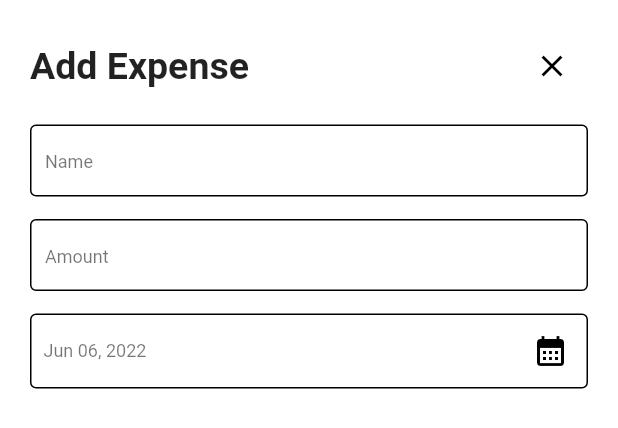
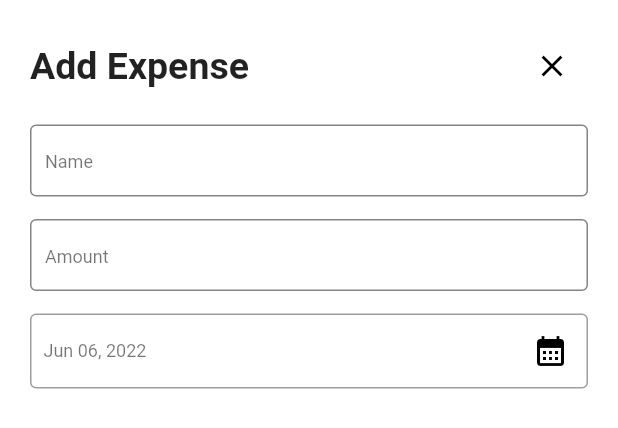
Before and after one commit to kiettruong-bbv/flutter, a Flutter app: the AddExpense widget shown alone on an empty page, opened directly with empty values, on a phone screen of 412 x 824 dp. Shown: the top 428 px of the screen. Run offline on Flutter 3.47's test engine with Material 2 defaults, Android fonts, the phone set to English and light mode, and no system bars; our stand-ins replace cloud_firestore, firebase_core, fl_chart, fluttertoast, localstorage; accounts and stored records are empty; Roboto replaces fonts that are missing (Montserrat).

Commit message:
Fixed UI theme color.

```diff
--- a/expense_notes/lib/model/auth_model.dart
+++ b/expense_notes/lib/model/auth_model.dart
@@ -4,6 +4,7 @@ import 'package:expense_notes/constants/storage_key.dart';
 import 'package:expense_notes/model/expense_model.dart';
 import 'package:expense_notes/model/response/auth_response.dart';
 import 'package:expense_notes/service/auth_repository.dart';
+import 'package:expense_notes/style/theme_manager.dart';
 import 'package:expense_notes/utils/storage_utils.dart';
 import 'package:flutter/material.dart';
 import 'package:provider/provider.dart';
@@ -51,6 +52,7 @@ class AuthModel with ChangeNotifier {
   Future signOut(BuildContext context) async {
     await StorageUtils.deleteItem(StorageKey.auth);
     context.read<ExpenseModel>().clearData();
+    context.read<ThemeManager>().toggleTheme(ThemeMode.light);
     _isSignedIn = false;
     notifyListeners();
   }
--- a/expense_notes/lib/view/auth/sign_in_screen.dart
+++ b/expense_notes/lib/view/auth/sign_in_screen.dart
@@ -60,6 +60,7 @@ class _SignInScreenState extends State<SignInScreen> {
           TextField(
             controller: _emailController,
             style: theme.getDefaultTextStyle()?.copyWith(
+                  color: Colors.black,
                   fontSize: 16,
                   textBaseline: TextBaseline.alphabetic,
                 ),
@@ -85,6 +86,7 @@ class _SignInScreenState extends State<SignInScreen> {
           TextField(
             controller: _passwordController,
             style: theme.getDefaultTextStyle()?.copyWith(
+                  color: Colors.black,
                   fontSize: 16,
                   textBaseline: TextBaseline.alphabetic,
                 ),
--- a/expense_notes/lib/view/auth/sign_up_screen.dart
+++ b/expense_notes/lib/view/auth/sign_up_screen.dart
@@ -64,6 +64,7 @@ class _SignUpScreenState extends State<SignUpScreen> {
           TextField(
             controller: _emailController,
             style: theme.getDefaultTextStyle()?.copyWith(
+                  color: Colors.black,
                   fontSize: 16,
                   textBaseline: TextBaseline.alphabetic,
                 ),
@@ -89,6 +90,7 @@ class _SignUpScreenState extends State<SignUpScreen> {
           TextField(
             controller: _passwordController,
             style: theme.getDefaultTextStyle()?.copyWith(
+                  color: Colors.black,
                   fontSize: 16,
                   textBaseline: TextBaseline.alphabetic,
                 ),
--- a/expense_notes/lib/view/expense/expense_add_screen.dart
+++ b/expense_notes/lib/view/expense/expense_add_screen.dart
@@ -1,4 +1,5 @@
 import 'package:expense_notes/extension/platform_extension.dart';
+import 'package:expense_notes/style/my_colors.dart';
 import 'package:expense_notes/widget/platform_widget/platform_button.dart';
 import 'package:flutter/cupertino.dart';
 import 'package:flutter/material.dart';
@@ -62,8 +63,6 @@ class _AddExpenseState extends State<AddExpense> {
         ? Theme.of(context).scaffoldBackgroundColor
         : CupertinoTheme.of(context).scaffoldBackgroundColor;
 
-    Color backgroundAccentColor = Theme.of(context).colorScheme.onSecondary;
-
     Color primaryColor = isAndroid()
         ? Theme.of(context).primaryColor
         : CupertinoTheme.of(context).primaryColor;
@@ -119,9 +118,9 @@ class _AddExpenseState extends State<AddExpense> {
             decoration: InputDecoration(
               contentPadding: const EdgeInsets.all(10),
               border: const OutlineInputBorder(),
-              enabledBorder: OutlineInputBorder(
+              enabledBorder: const OutlineInputBorder(
                 borderSide: BorderSide(
-                  color: backgroundAccentColor,
+                  color: MyColors.grey,
                   width: 1,
                 ),
               ),
@@ -150,9 +149,9 @@ class _AddExpenseState extends State<AddExpense> {
             decoration: InputDecoration(
               contentPadding: const EdgeInsets.all(10),
               border: const OutlineInputBorder(),
-              enabledBorder: OutlineInputBorder(
+              enabledBorder: const OutlineInputBorder(
                 borderSide: BorderSide(
-                  color: backgroundAccentColor,
+                  color: MyColors.grey,
                   width: 1,
                 ),
               ),
--- a/expense_notes/lib/widget/date_time_input.dart
+++ b/expense_notes/lib/widget/date_time_input.dart
@@ -30,7 +30,7 @@ class _DateTimeInputState extends State<DateTimeInput> {
     return Container(
       decoration: BoxDecoration(
         border: Border.all(
-          color: theme.colorScheme.onSecondary,
+          color: Colors.grey,
           width: 1,
         ),
         borderRadius: const BorderRadius.all(
```
